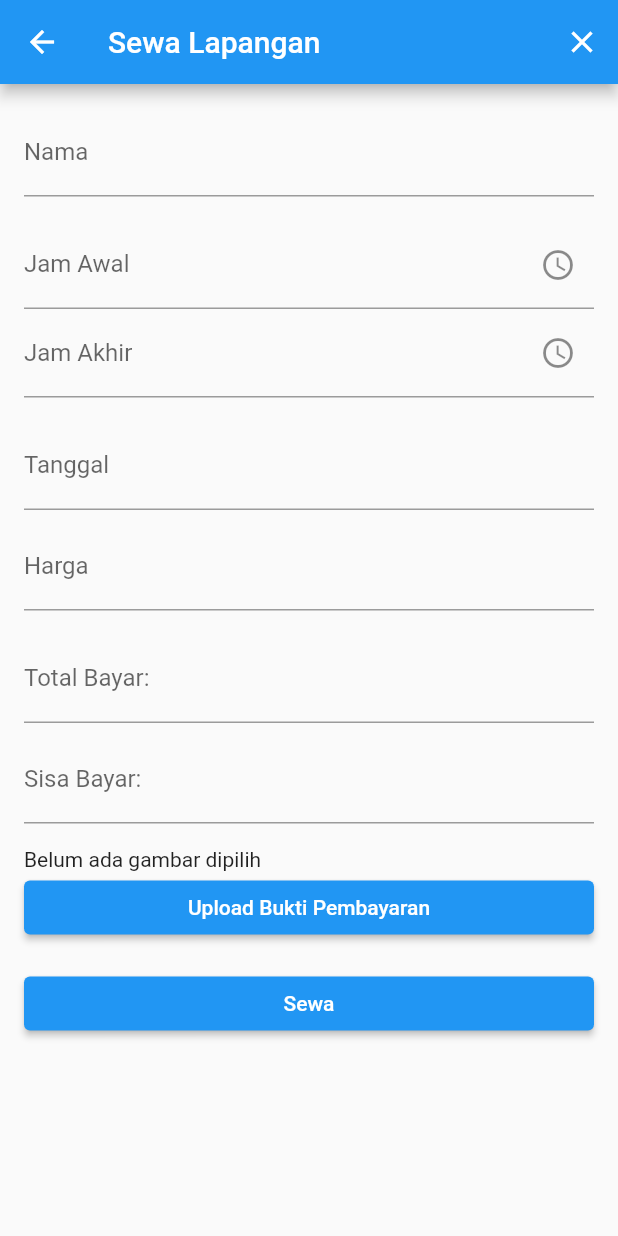
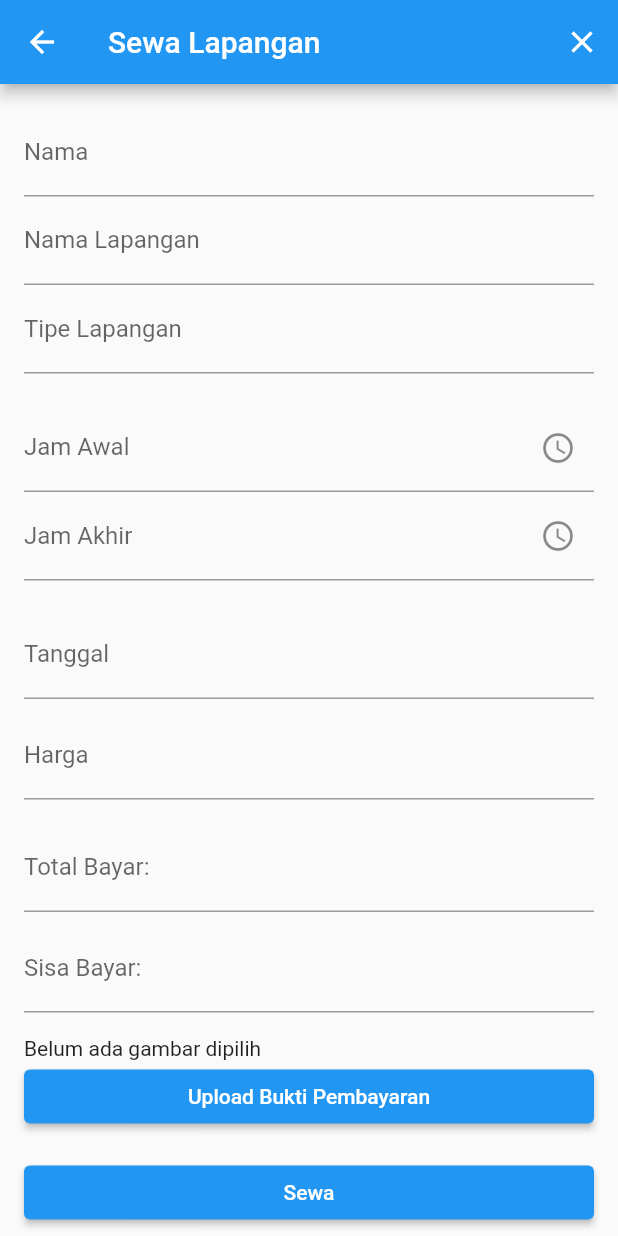
Before and after one commit to nrcloudd/futsalandroid, a Flutter app: the PeminjamanPage screen opened directly with empty values, on a phone screen of 412 x 824 dp. Run offline on Flutter 3.47's test engine with Material 2 defaults, Android fonts, the phone set to English and light mode, and no system bars; our stand-ins replace image_picker, shared_preferences; accounts and stored records are empty; network calls fail.

Commit message:
Update peminjaman.dart

```diff
--- a/flutter_futsal/lib/peminjaman.dart
+++ b/flutter_futsal/lib/peminjaman.dart
@@ -34,7 +34,8 @@ class _SewaLapanganPageState extends State<PeminjamanPage> {
    TextEditingController _startTimeController = TextEditingController();
   TextEditingController _endTimeController = TextEditingController();
   TextEditingController _hargaController = TextEditingController();
-
+TextEditingController _lapanganController = TextEditingController();
+TextEditingController _tipeController = TextEditingController();
 @override
   void dispose() {
     _startTimeController.dispose();
@@ -127,13 +128,21 @@ Future<void> _selectStartTime(BuildContext context) async {
                   labelText: 'Nama',
                 ),
               ),
-              SizedBox(height: 16.0),
-              // ElevatedButton(
-              //   child: Text('Pilih Jam Awal'),
-              //   onPressed: () {
-              //     _selectTime(context);
-              //   },
-              // ),
+               TextField(
+                controller: _lapanganController,
+                readOnly: true,
+                decoration: InputDecoration(
+                  labelText: 'Nama Lapangan',
+                ),
+              ),
+              TextField(
+                controller: _tipeController,
+                readOnly: true,
+                decoration: InputDecoration(
+                  labelText: 'Tipe Lapangan',
+                ),
+              ),
+              SizedBox(height: 20.0),
              TextField(
               controller: _startTimeController,
               readOnly: true,
@@ -152,7 +161,7 @@ Future<void> _selectStartTime(BuildContext context) async {
                 suffixIcon: Icon(Icons.access_time),
               ),
             ),
-              SizedBox(height: 16.0),
+              SizedBox(height: 20.0),
               TextField(
                 controller: _dateController,
                 readOnly: true,
```
